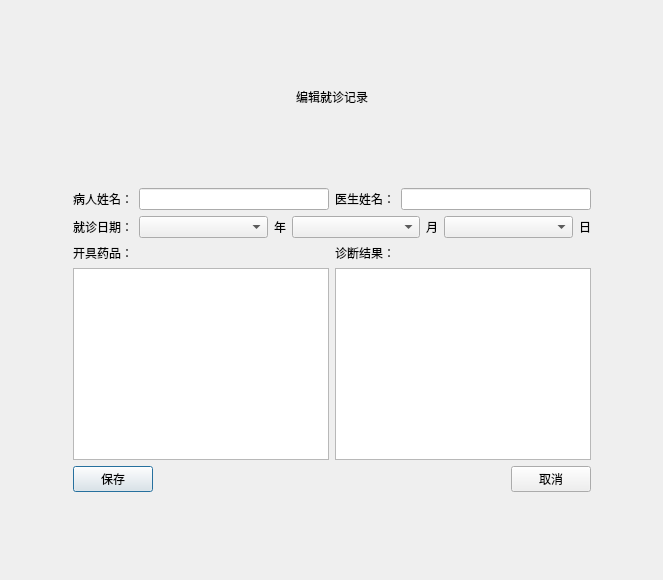
Above: treatrecordeditview.ui from DgutGWK/QtCourse before the change. Below: the same form after it.
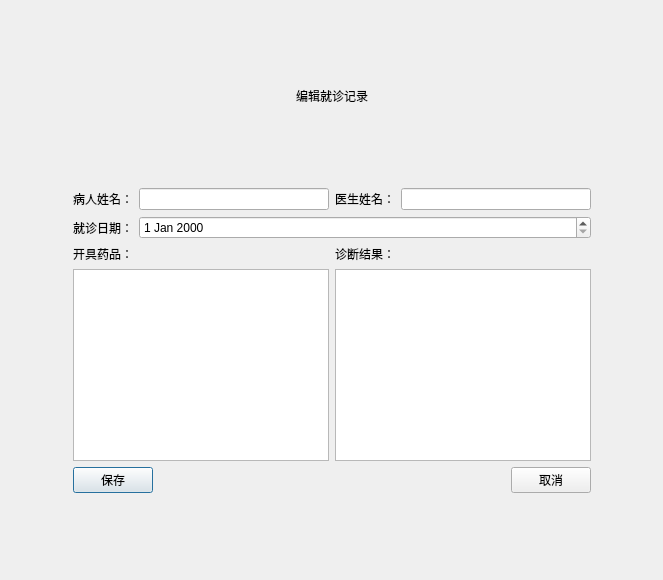
That is the form after the change.

```diff
--- a/treatrecordeditview.ui
+++ b/treatrecordeditview.ui
@@ -113,52 +113,7 @@
         </widget>
        </item>
        <item>
-        <widget class="QComboBox" name="comboBox"/>
-       </item>
-       <item>
-        <widget class="QLabel" name="label_5">
-         <property name="sizePolicy">
-          <sizepolicy hsizetype="Fixed" vsizetype="Preferred">
-           <horstretch>0</horstretch>
-           <verstretch>0</verstretch>
-          </sizepolicy>
-         </property>
-         <property name="text">
-          <string>年</string>
-         </property>
-        </widget>
-       </item>
-       <item>
-        <widget class="QComboBox" name="comboBox_2"/>
-       </item>
-       <item>
-        <widget class="QLabel" name="label_6">
-         <property name="sizePolicy">
-          <sizepolicy hsizetype="Fixed" vsizetype="Preferred">
-           <horstretch>0</horstretch>
-           <verstretch>0</verstretch>
-          </sizepolicy>
-         </property>
-         <property name="text">
-          <string>月</string>
-         </property>
-        </widget>
-       </item>
-       <item>
-        <widget class="QComboBox" name="comboBox_3"/>
-       </item>
-       <item>
-        <widget class="QLabel" name="label_7">
-         <property name="sizePolicy">
-          <sizepolicy hsizetype="Fixed" vsizetype="Preferred">
-           <horstretch>0</horstretch>
-           <verstretch>0</verstretch>
-          </sizepolicy>
-         </property>
-         <property name="text">
-          <string>日</string>
-         </property>
-        </widget>
+        <widget class="QDateEdit" name="TreatDate"/>
        </item>
       </layout>
      </item>
```
Left out of the diff: 4 changed lines with no effect on the pictures.
